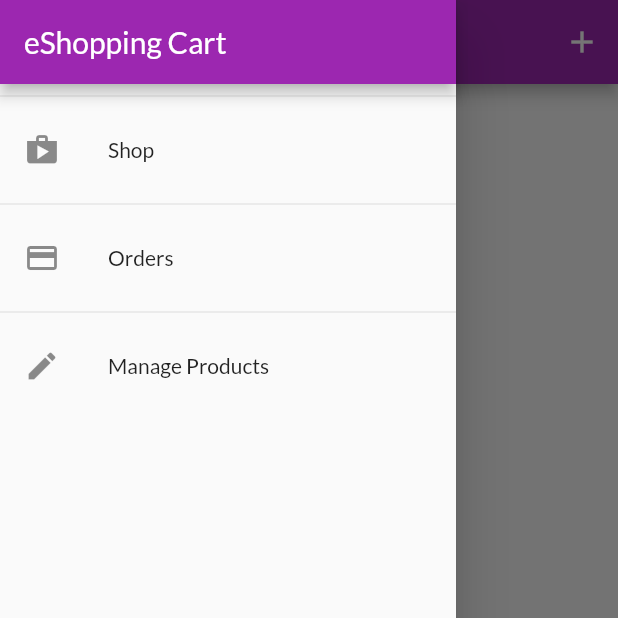
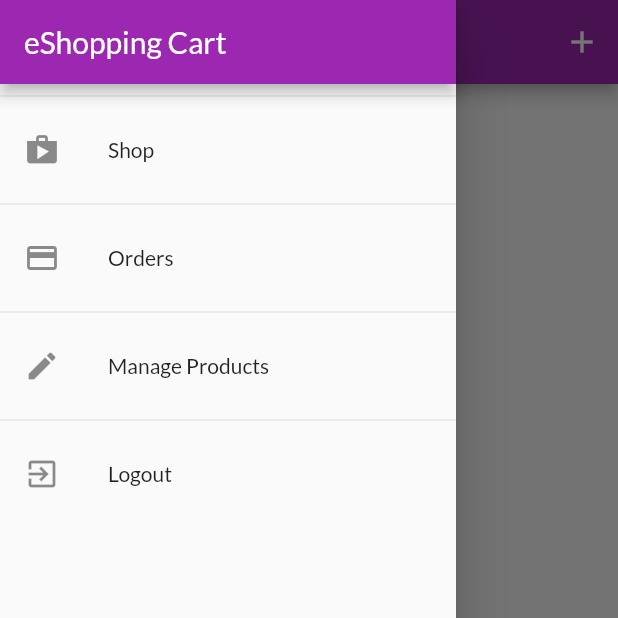
Before and after one commit to rajeshmadasu/eShoppingCart, a Flutter app: the UserProductsScreen screen opened by its route, with the side drawer open, on a phone screen of 412 x 824 dp, the top half of it. Run offline on Flutter 3.47's test engine with Material 2 defaults, Android fonts, the phone set to English and light mode, and no system bars; our stand-ins replace shared_preferences; accounts and stored records are empty; network calls fail.

```diff
--- a/lib/providers/orders.dart
+++ b/lib/providers/orders.dart
@@ -18,13 +18,23 @@ class OrderItem {
 
 class Orders with ChangeNotifier {
   List<OrderItem> _orders = [];
+  final String userId;
 
   List<OrderItem> get orders {
     return [..._orders];
   }
 
+  final String authToken;
+
+  Orders(
+    this.authToken,
+    this._orders,
+    this.userId,
+  );
+
   Future<void> fetchAndSetOrders() async {
-    const url = "https://utopian-button-116208.firebaseio.com/orders.json";
+    final url =
+        "https://utopian-button-116208.firebaseio.com/orders/$userId.json?auth=$authToken";
 
     final response = await http.get(Uri.parse(url));
 
@@ -55,7 +65,8 @@ class Orders with ChangeNotifier {
   }
 
   Future<void> addOrder(List<CartItem> cartProducts, double total) async {
-    const url = "https://utopian-button-116208.firebaseio.com/orders.json";
+    final url =
+        "https://utopian-button-116208.firebaseio.com/orders/$userId.json?auth=$authToken";
 
     final dateTime = DateTime.now();
     final response = await http.post(Uri.parse(url),
--- a/lib/screens/UserProductsScreen.dart
+++ b/lib/screens/UserProductsScreen.dart
@@ -1,5 +1,3 @@
-import 'dart:ffi';
-
 import 'package:eshopingcart/screens/edit_product_screen.dart';
 import 'package:eshopingcart/widgets/app_drawer.dart';
 import 'package:flutter/material.dart';
@@ -14,12 +12,13 @@ class UserProductsScreen extends StatelessWidget {
   const UserProductsScreen({super.key});
 
   Future<void> _refreshProducts(BuildContext context) async {
-    await Provider.of<Products>(context, listen: false).fetchAndSetProducts();
+    await Provider.of<Products>(context, listen: false)
+        .fetchAndSetProducts(true);
   }
 
   @override
   Widget build(BuildContext context) {
-    final productsData = Provider.of<Products>(context);
+    //final productsData = Provider.of<Products>(context);
     return Scaffold(
       appBar: AppBar(
         title: const Text('Your Products'),
@@ -28,28 +27,38 @@ class UserProductsScreen extends StatelessWidget {
               onPressed: () {
                 Navigator.of(context).pushNamed(EditProductScreen.routeName);
               },
-              icon: Icon(Icons.add))
+              icon: const Icon(Icons.add))
         ],
       ),
-      body: RefreshIndicator(
-        child: Padding(
+      body: FutureBuilder(
+        future: _refreshProducts(context),
+        builder: (context, snapshot) =>
+            snapshot.connectionState == ConnectionState.waiting
+                ? const Center(
+                    child: CircularProgressIndicator(),
+                  )
+                : RefreshIndicator(
+                    child: Consumer<Products>(
+                      builder: (ctx, productsData, _) => Padding(
                         padding: const EdgeInsets.all(8.0),
                         child: ListView.builder(
                           itemBuilder: (_, index) => Column(
                             children: [
                               UserProductItem(
-                    id: productsData.items[index].id!,
+                                  id: productsData.items[index].id,
                                   title: productsData.items[index].title,
                                   imageUrl: productsData.items[index].imageUrl),
-                Divider()
+                              const Divider()
                             ],
                           ),
                           itemCount: productsData.items.length,
                         ),
                       ),
+                    ),
                     onRefresh: () => _refreshProducts(context),
                   ),
-      drawer: AppDrawer(),
+      ),
+      drawer: const AppDrawer(),
     );
   }
 }
--- a/lib/screens/orders.dart
+++ b/lib/screens/orders.dart
@@ -38,7 +38,7 @@ class OrdersScreen extends StatelessWidget {
               }
             }
           }),
-      drawer: AppDrawer(),
+      drawer: const AppDrawer(),
     );
   }
 }
--- a/lib/widgets/app_drawer.dart
+++ b/lib/widgets/app_drawer.dart
@@ -1,4 +1,6 @@
+import 'package:eshopingcart/providers/auth.dart';
 import 'package:eshopingcart/screens/UserProductsScreen.dart';
+import 'package:provider/provider.dart';
 
 import '../screens/orders.dart';
 import 'package:flutter/material.dart';
@@ -12,32 +14,42 @@ class AppDrawer extends StatelessWidget {
       child: Column(
         children: [
           AppBar(
-            title: Text('eShopping Cart'),
+            title: const Text('eShopping Cart'),
             automaticallyImplyLeading: false,
           ),
-          Divider(),
+          const Divider(),
           ListTile(
-              leading: Icon(Icons.shop),
-              title: Text('Shop'),
+              leading: const Icon(Icons.shop),
+              title: const Text('Shop'),
               onTap: (() {
                 Navigator.of(context).pushReplacementNamed('/');
               })),
-          Divider(),
+          const Divider(),
           ListTile(
-              leading: Icon(Icons.payment),
-              title: Text('Orders'),
+              leading: const Icon(Icons.payment),
+              title: const Text('Orders'),
               onTap: (() {
                 Navigator.of(context)
                     .pushReplacementNamed(OrdersScreen.routeName);
               })),
-          Divider(),
+          const Divider(),
           ListTile(
-              leading: Icon(Icons.edit),
-              title: Text('Manage Products'),
+              leading: const Icon(Icons.edit),
+              title: const Text('Manage Products'),
               onTap: (() {
                 Navigator.of(context)
                     .pushReplacementNamed(UserProductsScreen.routeName);
-              }))
+              })),
+          const Divider(),
+          ListTile(
+              leading: const Icon(Icons.exit_to_app),
+              title: const Text('Logout'),
+              onTap: (() {
+                Navigator.of(context).pop();
+                Navigator.of(context).pushReplacementNamed("/");
+
+                Provider.of<Auth>(context, listen: false).logout();
+              })),
         ],
       ),
     );
--- a/lib/widgets/badge.dart
+++ b/lib/widgets/badge.dart
@@ -22,7 +22,7 @@ class Badge extends StatelessWidget {
           right: 8,
           top: 8,
           child: Container(
-            padding: EdgeInsets.all(2.0),
+            padding: const EdgeInsets.all(2.0),
             // color: Theme.of(context).accentColor,
             decoration: BoxDecoration(
               borderRadius: BorderRadius.circular(10.0),
--- a/lib/widgets/order_item.dart
+++ b/lib/widgets/order_item.dart
@@ -5,7 +5,7 @@ import 'dart:math';
 
 class OrderItem extends StatefulWidget {
   final ord.OrderItem order;
-  OrderItem({required this.order});
+  const OrderItem({super.key, required this.order});
 
   @override
   State<OrderItem> createState() => _OrderItemState();
@@ -17,7 +17,7 @@ class _OrderItemState extends State<OrderItem> {
   @override
   Widget build(BuildContext context) {
     return Card(
-      margin: EdgeInsets.all(10),
+      margin: const EdgeInsets.all(10),
       child: Column(
         children: [
           ListTile(
@@ -34,7 +34,7 @@ class _OrderItemState extends State<OrderItem> {
           ),
           if (_expanded)
             Container(
-              padding: EdgeInsets.symmetric(horizontal: 15, vertical: 4),
+              padding: const EdgeInsets.symmetric(horizontal: 15, vertical: 4),
               height: min(widget.order.products.length * 20.0 + 10, 180),
               child: ListView(
                   children: widget.order.products
--- a/lib/widgets/user_product_item.dart
+++ b/lib/widgets/user_product_item.dart
@@ -24,7 +24,7 @@ class UserProductItem extends StatelessWidget {
       leading: CircleAvatar(
         backgroundImage: NetworkImage(imageUrl),
       ),
-      trailing: Container(
+      trailing: SizedBox(
         width: 100,
         child: Row(
           children: [
--- a/pubspec.yaml
+++ b/pubspec.yaml
@@ -34,6 +34,7 @@ dependencies:
   provider: ^6.0.5
   intl: ^0.18.0
   http: ^0.13.5
+  shared_preferences: ^2.0.16
   # The following adds the Cupertino Icons font to your application.
   # Use with the CupertinoIcons class for iOS style icons.
   cupertino_icons: ^1.0.2
```
Also changed, not shown: lib/main.dart (+37 -10 lines), lib/providers/auth.dart (+97 -5 lines), lib/providers/product.dart (+17 -1 lines), lib/providers/products.dart (+31 -12 lines), lib/screens/auth_screen.dart (+46 -5 lines), lib/screens/edit_product_screen.dart (+1 -7 lines), lib/screens/products_overview.dart (+7 -13 lines), lib/screens/splash_screen.dart (added, +14 -0 lines), lib/widgets/cart_item.dart (+8 -8 lines), lib/widgets/product_item.dart (+7 -4 lines), lib/widgets/products_grid.dart (+3 -8 lines), pubspec.lock, 1 other file. Lines whose indentation alone changed are shown as unchanged.
